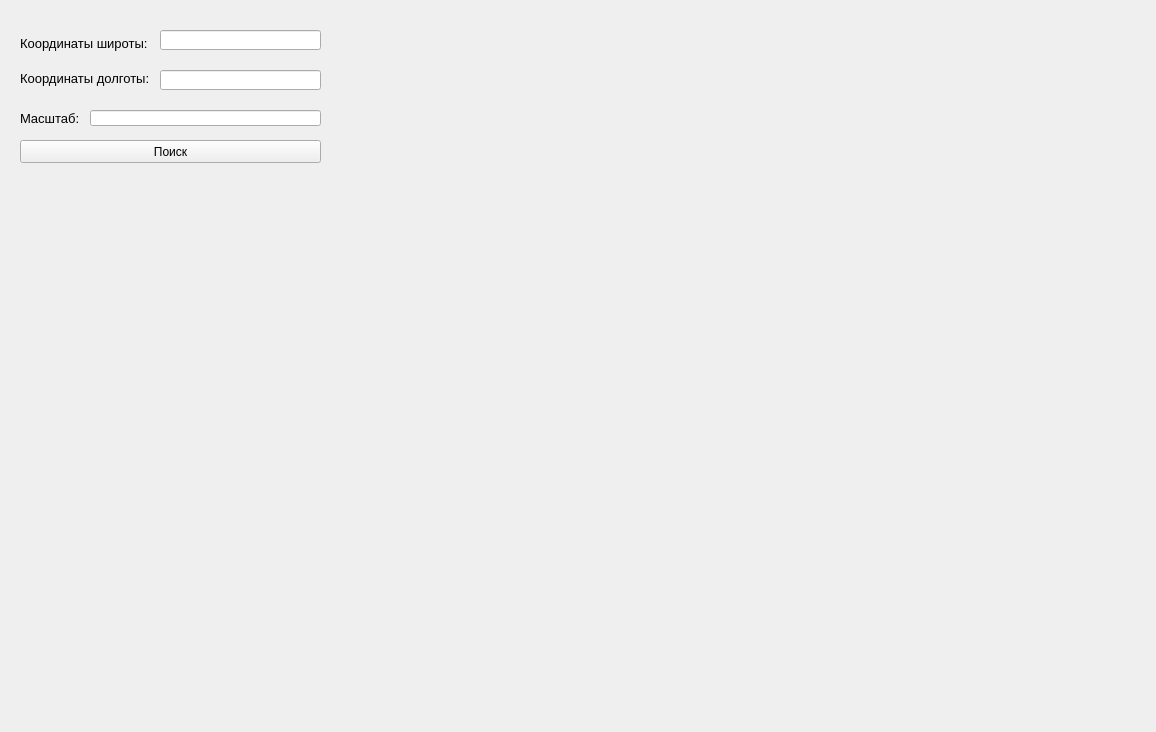
The window that ui_map.ui (alisa345/MapMapMap) describes before a commit, drawn with Qt 5.
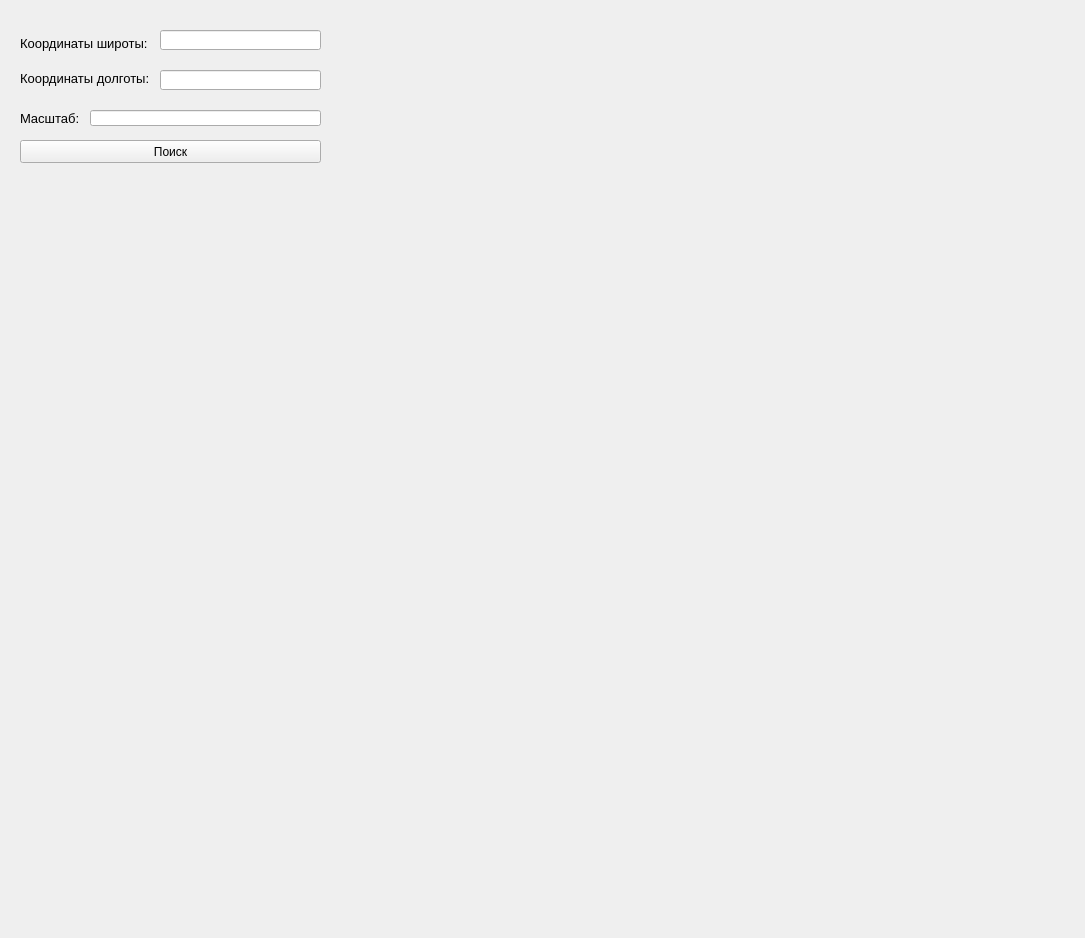
The same window after the commit.

```diff
--- a/ui_map.ui
+++ b/ui_map.ui
@@ -6,8 +6,8 @@
    <rect>
     <x>0</x>
     <y>0</y>
-    <width>1156</width>
-    <height>732</height>
+    <width>1085</width>
+    <height>938</height>
    </rect>
   </property>
   <property name="windowTitle">
@@ -103,8 +103,8 @@
     <rect>
      <x>20</x>
      <y>180</y>
-     <width>1121</width>
-     <height>541</height>
+     <width>1051</width>
+     <height>751</height>
     </rect>
    </property>
    <property name="text">
```
